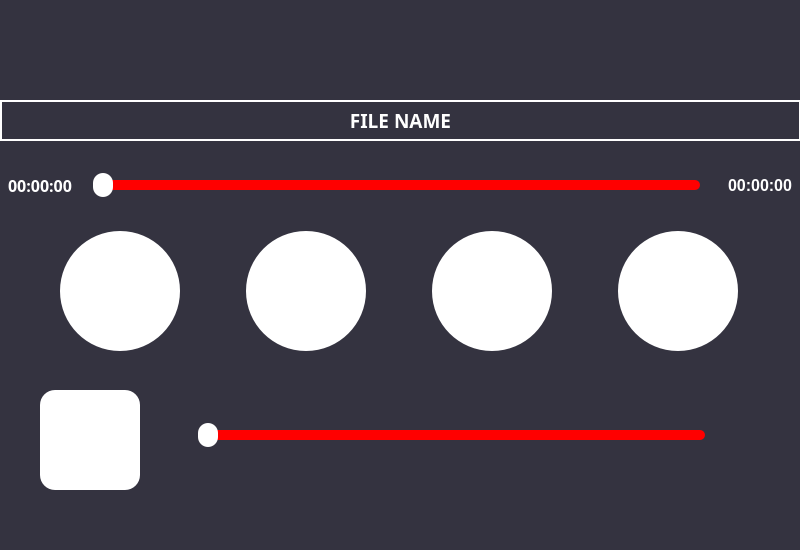
This is src/view/audioview.ui in thinhth510/DATN_QT as Qt 5 draws it before an edit. The edited form follows.
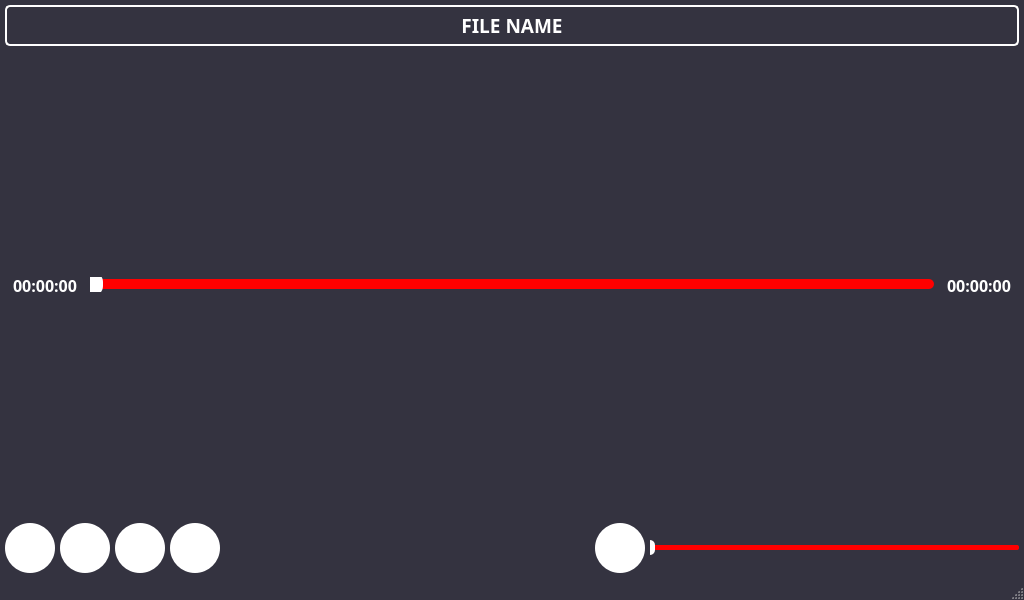
This is the edited form.

```diff
--- a/src/view/audioview.ui
+++ b/src/view/audioview.ui
@@ -6,51 +6,61 @@
    <rect>
     <x>0</x>
     <y>0</y>
-    <width>800</width>
-    <height>550</height>
+    <width>1024</width>
+    <height>600</height>
    </rect>
   </property>
   <property name="windowTitle">
    <string>MainWindow</string>
   </property>
   <property name="styleSheet">
-   <string notr="true">background-color : rgb(52,51,64);
-
-</string>
+   <string notr="true">QMainWindow {
+    background-color: rgb(52,51,64);
+}
+QLabel {
+    color: rgb(255,255,255);
+}</string>
   </property>
   <widget class="QWidget" name="centralwidget">
+   <layout class="QVBoxLayout" name="verticalLayout">
+    <property name="spacing">
+     <number>5</number>
+    </property>
+    <property name="leftMargin">
+     <number>5</number>
+    </property>
+    <property name="topMargin">
+     <number>5</number>
+    </property>
+    <property name="rightMargin">
+     <number>5</number>
+    </property>
+    <property name="bottomMargin">
+     <number>5</number>
+    </property>
+    <item>
    <widget class="QLabel" name="label_File_Name">
-    <property name="geometry">
-     <rect>
-      <x>0</x>
-      <y>100</y>
-      <width>801</width>
-      <height>41</height>
-     </rect>
+      <property name="minimumSize">
+       <size>
+        <width>0</width>
+        <height>40</height>
+       </size>
     </property>
     <property name="font">
      <font>
       <family>Ubuntu Sans</family>
       <pointsize>14</pointsize>
-      <italic>false</italic>
       <bold>true</bold>
-      <underline>false</underline>
-      <strikeout>false</strikeout>
      </font>
     </property>
     <property name="styleSheet">
-     <string notr="true">QLabel
-{
-	color : rgb(255,255,255);
-	border : 2px solid rgb(255,255,255);
+       <string notr="true">QLabel {
+    color: rgb(255,255,255);
+    border: 2px solid rgb(255,255,255);
+    border-radius: 5px;
+    padding: 5px;
 }</string>
     </property>
-    <property name="frameShape">
-     <enum>QFrame::Shape::Panel</enum>
-    </property>
-    <property name="lineWidth">
-     <number>2</number>
-    </property>
     <property name="text">
      <string>FILE NAME</string>
     </property>
@@ -58,107 +68,29 @@
      <set>Qt::AlignmentFlag::AlignCenter</set>
     </property>
    </widget>
-   <widget class="QSlider" name="horizontalSlider_Duration">
-    <property name="geometry">
-     <rect>
-      <x>0</x>
-      <y>170</y>
-      <width>801</width>
-      <height>31</height>
-     </rect>
-    </property>
-    <property name="styleSheet">
-     <string notr="true">QSlider::groove:horizontal
-{
-	height : 10px;
-	width : 600px;
-	background : red;
-	border-radius : 5px;
-}
-QSlider::handle:horizontal
-{
-	background : rgb(255,255,255);
-	width : 20px;
-	height : 20px;
-	margin : -7px -7px;
-	border-radius : 10px;
-}</string>
-    </property>
+    </item>
+    <item>
+     <spacer name="verticalSpacer">
     <property name="orientation">
-     <enum>Qt::Orientation::Horizontal</enum>
-    </property>
-   </widget>
-   <widget class="QSlider" name="horizontalSlider_Volume">
-    <property name="geometry">
-     <rect>
-      <x>150</x>
-      <y>420</y>
-      <width>611</width>
-      <height>31</height>
-     </rect>
-    </property>
-    <property name="styleSheet">
-     <string notr="true">QSlider::groove:horizontal
-{
-	height : 10px;
-	width : 500px;
-	background : red;
-	border-radius : 5px;
-}
-QSlider::handle:horizontal
-{
-	background : rgb(255,255,255);
-	width : 20px;
-	height : 20px;
-	margin : -7px -7px;
-	border-radius : 10px;
-}</string>
-    </property>
-    <property name="orientation">
-     <enum>Qt::Orientation::Horizontal</enum>
-    </property>
-   </widget>
-   <widget class="QPushButton" name="pushButton_Volume">
-    <property name="geometry">
-     <rect>
-      <x>40</x>
-      <y>390</y>
-      <width>100</width>
-      <height>100</height>
-     </rect>
-    </property>
-    <property name="styleSheet">
-     <string notr="true">QPushButton
-{
-	border : none;
-	border-radius : 15px;
-	min-width : 100px;
-	max-width : 100px;
-	min-height : 100px;
-	max-height: 100px;
-	background-color : rgb(255,255,255);
-	color : rgb(52,51,64);
-	padding : 0px;
-}</string>
-    </property>
-    <property name="text">
-     <string/>
-    </property>
-    <property name="iconSize">
+       <enum>Qt::Orientation::Vertical</enum>
+      </property>
+      <property name="sizeHint" stdset="0">
      <size>
-      <width>60</width>
-      <height>60</height>
-     </size>
-    </property>
-   </widget>
+        <width>20</width>
+        <height>40</height>
+       </size>
+      </property>
+     </spacer>
+    </item>
+    <item>
+     <layout class="QHBoxLayout" name="timeLayout">
+      <item>
    <widget class="QLabel" name="label_Current_Time">
-    <property name="geometry">
-     <rect>
-      <x>0</x>
-      <y>165</y>
+        <property name="minimumSize">
+         <size>
       <width>80</width>
       <height>40</height>
-     </rect>
+         </size>
     </property>
     <property name="font">
      <font>
@@ -167,14 +99,6 @@
       <bold>true</bold>
      </font>
     </property>
-    <property name="styleSheet">
-     <string notr="true">QLabel
-{
-	min-height : 40px;
-	max-height: 40px;
-	color : rgb(255,255,255);
-}</string>
-    </property>
     <property name="text">
      <string>00:00:00</string>
     </property>
@@ -182,29 +106,43 @@
      <set>Qt::AlignmentFlag::AlignCenter</set>
     </property>
    </widget>
+      </item>
+      <item>
+       <widget class="QSlider" name="horizontalSlider_Duration">
+        <property name="styleSheet">
+         <string notr="true">QSlider::groove:horizontal {
+    height: 10px;
+    background: red;
+    border-radius: 5px;
+}
+QSlider::handle:horizontal {
+    background: rgb(255,255,255);
+    width: 20px;
+    height: 20px;
+    margin: -7px -7px;
+    border-radius: 10px;
+}</string>
+        </property>
+        <property name="orientation">
+         <enum>Qt::Orientation::Horizontal</enum>
+        </property>
+       </widget>
+      </item>
+      <item>
    <widget class="QLabel" name="label_Total_Time">
-    <property name="geometry">
-     <rect>
-      <x>720</x>
-      <y>165</y>
+        <property name="minimumSize">
+         <size>
       <width>80</width>
       <height>40</height>
-     </rect>
+         </size>
     </property>
     <property name="font">
      <font>
+          <family>Ubuntu Sans</family>
       <pointsize>12</pointsize>
       <bold>true</bold>
      </font>
     </property>
-    <property name="styleSheet">
-     <string notr="true">QLabel
-{
-	min-height : 40px;
-	max-height: 40px;
-	color : rgb(255,255,255);
-}</string>
-    </property>
     <property name="text">
      <string>00:00:00</string>
     </property>
@@ -212,35 +150,39 @@
      <set>Qt::AlignmentFlag::AlignCenter</set>
     </property>
    </widget>
-   <widget class="QWidget" name="layoutWidget">
-    <property name="geometry">
-     <rect>
-      <x>0</x>
-      <y>230</y>
-      <width>801</width>
-      <height>122</height>
-     </rect>
-    </property>
-    <layout class="QHBoxLayout" name="horizontalLayout">
+      </item>
+     </layout>
+    </item>
+    <item>
+     <spacer name="verticalSpacer_2">
+      <property name="orientation">
+       <enum>Qt::Orientation::Vertical</enum>
+      </property>
+      <property name="sizeHint" stdset="0">
+       <size>
+        <width>20</width>
+        <height>40</height>
+       </size>
+      </property>
+     </spacer>
+    </item>
+    <item>
+     <layout class="QHBoxLayout" name="controlsLayout">
      <item>
       <widget class="QPushButton" name="pushButton_Seek_Backward">
+        <property name="minimumSize">
+         <size>
+          <width>50</width>
+          <height>50</height>
+         </size>
+        </property>
        <property name="styleSheet">
-        <string notr="true">QPushButton
-{
-	border : none;
-	border-radius : 60px;
-	background-color : rgb(255,255,255);
-	color : rgb(52,51,64);
-	min-width : 120px;
-	max-width : 120px;
-	min-height : 120px;
-	max-height: 120px;
-	padding : 0px;
-}
-
-QPushButton:Hover
-{
-	background-color : rgb(140,140,140);
+         <string notr="true">QPushButton {
+    border: none;
+    border-radius: 25px;
+    background-color: rgb(255,255,255);
+    color: rgb(52,51,64);
+    padding: 0px;
 }</string>
        </property>
        <property name="text">
@@ -248,31 +190,27 @@
        </property>
        <property name="iconSize">
         <size>
-         <width>40</width>
-         <height>40</height>
+          <width>32</width>
+          <height>32</height>
         </size>
        </property>
       </widget>
      </item>
      <item>
       <widget class="QPushButton" name="pushButton_Play_Pause">
+        <property name="minimumSize">
+         <size>
+          <width>50</width>
+          <height>50</height>
+         </size>
+        </property>
        <property name="styleSheet">
-        <string notr="true">QPushButton
-{
-	border : none;
-	border-radius : 60px;
-	background-color : rgb(255,255,255);
-	color : rgb(52,51,64);
-	min-width : 120px;
-	max-width : 120px;
-	min-height : 120px;
-	max-height: 120px;
-	padding : 0px;
-}
-
-QPushButton:Hover
-{
-	background-color : rgb(140,140,140);
+         <string notr="true">QPushButton {
+    border: none;
+    border-radius: 25px;
+    background-color: rgb(255,255,255);
+    color: rgb(52,51,64);
+    padding: 0px;
 }</string>
        </property>
        <property name="text">
@@ -280,31 +218,27 @@
        </property>
        <property name="iconSize">
         <size>
-         <width>40</width>
-         <height>40</height>
+          <width>32</width>
+          <height>32</height>
         </size>
        </property>
       </widget>
      </item>
      <item>
       <widget class="QPushButton" name="pushButton_Stop">
+        <property name="minimumSize">
+         <size>
+          <width>50</width>
+          <height>50</height>
+         </size>
+        </property>
        <property name="styleSheet">
-        <string notr="true">QPushButton
-{
-	border : none;
-	border-radius : 60px;
-	background-color : rgb(255,255,255);
-	color : rgb(52,51,64);
-	min-width : 120px;
-	max-width : 120px;
-	min-height : 120px;
-	max-height: 120px;
-	padding : 0px;
-}
-
-QPushButton:Hover
-{
-	background-color : rgb(140,140,140);
+         <string notr="true">QPushButton {
+    border: none;
+    border-radius: 25px;
+    background-color: rgb(255,255,255);
+    color: rgb(52,51,64);
+    padding: 0px;
 }</string>
        </property>
        <property name="text">
@@ -312,77 +246,113 @@
        </property>
        <property name="iconSize">
         <size>
-         <width>40</width>
-         <height>40</height>
+          <width>32</width>
+          <height>32</height>
         </size>
        </property>
       </widget>
      </item>
      <item>
       <widget class="QPushButton" name="pushButton_Seek_Forward">
+        <property name="minimumSize">
+         <size>
+          <width>50</width>
+          <height>50</height>
+         </size>
+        </property>
        <property name="styleSheet">
-        <string notr="true">QPushButton
-{
-	border : none;
-	border-radius : 60px;
-	background-color : rgb(255,255,255);
-	color : rgb(52,51,64);
-	min-width : 120px;
-	max-width : 120px;
-	min-height : 120px;
-	max-height: 120px;
-	padding : 0px;
-}
-
-QPushButton:Hover
-{
-	background-color : rgb(140,140,140);
+         <string notr="true">QPushButton {
+    border: none;
+    border-radius: 25px;
+    background-color: rgb(255,255,255);
+    color: rgb(52,51,64);
+    padding: 0px;
 }</string>
        </property>
        <property name="text">
         <string/>
        </property>
        <property name="iconSize">
+         <size>
+          <width>32</width>
+          <height>32</height>
+         </size>
+        </property>
+       </widget>
+      </item>
+      <item>
+       <spacer name="horizontalSpacer">
+        <property name="orientation">
+         <enum>Qt::Orientation::Horizontal</enum>
+        </property>
+        <property name="sizeHint" stdset="0">
         <size>
          <width>40</width>
-         <height>40</height>
-        </size>
-       </property>
-      </widget>
-     </item>
-    </layout>
-   </widget>
-  </widget>
-  <widget class="QMenuBar" name="menubar">
-   <property name="geometry">
-    <rect>
-     <x>0</x>
-     <y>0</y>
-     <width>800</width>
-     <height>23</height>
-    </rect>
-   </property>
-  </widget>
-  <action name="actionOpen_Audio">
+          <height>20</height>
+         </size>
+        </property>
+       </spacer>
+      </item>
+      <item>
+       <widget class="QPushButton" name="pushButton_Volume">
+        <property name="minimumSize">
+         <size>
+          <width>50</width>
+          <height>50</height>
+         </size>
+        </property>
+        <property name="styleSheet">
+         <string notr="true">QPushButton {
+    border: none;
+    border-radius: 25px;
+    background-color: rgb(255,255,255);
+    color: rgb(52,51,64);
+    padding: 0px;
+}</string>
+        </property>
    <property name="text">
-    <string>Open Audio</string>
-   </property>
-   <property name="font">
-    <font>
-     <pointsize>14</pointsize>
-    </font>
-   </property>
-  </action>
-  <action name="actionOpen_Video">
-   <property name="text">
-    <string>Open Video</string>
-   </property>
-   <property name="font">
-    <font>
-     <pointsize>14</pointsize>
-    </font>
-   </property>
-  </action>
+         <string/>
+        </property>
+        <property name="iconSize">
+         <size>
+          <width>32</width>
+          <height>32</height>
+         </size>
+        </property>
+       </widget>
+      </item>
+      <item>
+       <widget class="QSlider" name="horizontalSlider_Volume">
+        <property name="minimumSize">
+         <size>
+          <width>150</width>
+          <height>0</height>
+         </size>
+        </property>
+        <property name="styleSheet">
+         <string notr="true">QSlider::groove:horizontal {
+    height: 5px;
+    background: red;
+    border-radius: 2px;
+}
+QSlider::handle:horizontal {
+    background: rgb(255,255,255);
+    width: 10px;
+    height: 20px;
+    margin: -5px -5px;
+    border-radius: 5px;
+}</string>
+        </property>
+        <property name="orientation">
+         <enum>Qt::Orientation::Horizontal</enum>
+        </property>
+       </widget>
+      </item>
+     </layout>
+    </item>
+   </layout>
+  </widget>
+  <widget class="QStatusBar" name="statusbar"/>
  </widget>
  <resources/>
  <connections/>
```
Left out of the diff: 2 changed lines with no effect on the pictures. Lines whose indentation alone changed are shown as unchanged.
